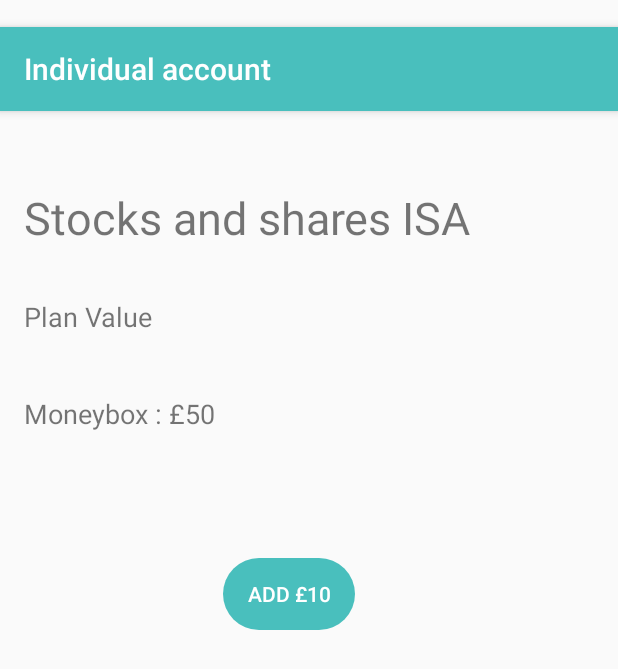
After one commit to J-KC-Man/android-technical-task, an Android app: the layout activity_one_off_payment.xml on its own in the app's theme, with its tools: preview values and no code run, on a phone screen of 412 x 824 dp. The commit adds this screen. Shown: the top 669 px of the screen. Run offline under Robolectric (Android 15) with nearby library versions, the phone set to English and light mode, and no system bars.

Commit message:
Implement UI for One Off Payments

```diff
--- a/app/src/main/AndroidManifest.xml
+++ b/app/src/main/AndroidManifest.xml
@@ -11,6 +11,8 @@
             android:roundIcon="@mipmap/ic_launcher_round"
             android:supportsRtl="true"
             android:theme="@style/Theme.AppCompat.Light.NoActionBar">
+        <activity android:name=".ui.OneOffPaymentActivity">
+        </activity>
         <activity
                 android:name=".ui.UserAccountsActivity"
                 android:label="@string/user_accounts_name"
--- a/app/src/main/java/com/example/minimoneybox/datasource/RemoteDataSource.kt
+++ b/app/src/main/java/com/example/minimoneybox/datasource/RemoteDataSource.kt
@@ -87,14 +87,14 @@ class RemoteDataSource(private val apiService: ApiService) {
     suspend fun addOneOffPaymentSafeCall(
         bearerToken : String?,
         amount : String,
-        investorProductId : String) = safeApiCall(
+        investorProductId : String?) = safeApiCall(
         call = { addOneOffPayment(bearerToken, amount, investorProductId) },
         errorMessage = "Unable send payment, please login again"
     )
 
     suspend fun addOneOffPayment(bearerToken : String?,
                                  amount : String,
-                                 investorProductId : String
+                                 investorProductId : String?
     ) : Result<QuickPaymentResponse>{
 
         val paymentRequest = QuickPaymentRequest(amount, investorProductId)
--- a/app/src/main/java/com/example/minimoneybox/datasource/model/quickPayment/QuickPaymentRequest.kt
+++ b/app/src/main/java/com/example/minimoneybox/datasource/model/quickPayment/QuickPaymentRequest.kt
@@ -1,3 +1,3 @@
 package com.example.minimoneybox.datasource.model.quickPayment
 
-data class QuickPaymentRequest(val Amount : String, val InvestorProductId : String)
+data class QuickPaymentRequest(val Amount : String, val InvestorProductId : String?)
--- a/app/src/main/java/com/example/minimoneybox/repository/Repository.kt
+++ b/app/src/main/java/com/example/minimoneybox/repository/Repository.kt
@@ -15,6 +15,6 @@ class Repository(private val remoteDataSource: RemoteDataSource) {
         remoteDataSource.getInvestorProductsSafeCall(bearerToken)
 
 
-    suspend fun addOneOffPayment(bearerToken : String?, amount : String, investorProductId : String) : Result<QuickPaymentResponse> =
+    suspend fun addOneOffPayment(bearerToken : String?, amount : String, investorProductId : String?) : Result<QuickPaymentResponse> =
         remoteDataSource.addOneOffPaymentSafeCall(bearerToken, amount, investorProductId)
 }
--- a/app/src/main/java/com/example/minimoneybox/viewmodel/quickPayment/QuickPaymentViewModel.kt
+++ b/app/src/main/java/com/example/minimoneybox/viewmodel/quickPayment/QuickPaymentViewModel.kt
@@ -5,8 +5,6 @@ import androidx.lifecycle.MutableLiveData
 import androidx.lifecycle.ViewModel
 import androidx.lifecycle.viewModelScope
 import com.example.minimoneybox.datasource.Result
-import com.example.minimoneybox.datasource.model.investorProducts.AllInvestorProductData
-import com.example.minimoneybox.datasource.model.quickPayment.QuickPaymentResponse
 import com.example.minimoneybox.repository.Repository
 import com.example.minimoneybox.viewmodel.login.exhaustive
 import kotlinx.coroutines.launch
@@ -23,7 +21,7 @@ class QuickPaymentViewModel(private val repository: Repository) : ViewModel() {
     val error : LiveData<String>
         get() = _error
 
-    fun makePaymentCall(bearerToken: String?, amount: String, investorProductId: String) {
+    fun makePaymentCall(bearerToken: String?, amount: String, investorProductId: String?) {
         // use extension property lifecycle aware CoroutineScope
         viewModelScope.launch {
             val result = repository.addOneOffPayment(bearerToken, amount, investorProductId)
--- /dev/null
+++ b/app/src/main/res/layout/activity_one_off_payment.xml
@@ -0,0 +1,57 @@
+<?xml version="1.0" encoding="utf-8"?>
+<androidx.constraintlayout.widget.ConstraintLayout
+        xmlns:android="http://schemas.android.com/apk/res/android"
+        xmlns:tools="http://schemas.android.com/tools"
+        xmlns:app="http://schemas.android.com/apk/res-auto"
+        android:layout_width="match_parent"
+        android:layout_height="match_parent"
+        tools:context=".ui.OneOffPaymentActivity">
+
+    <androidx.appcompat.widget.Toolbar
+            android:id="@+id/one_off_payment_toolbar"
+            android:layout_width="match_parent"
+            android:layout_height="?attr/actionBarSize"
+            android:background="@color/colorAccent"
+            android:elevation="4dp"
+            android:theme="@style/AppTheme"
+            app:popupTheme="@style/AppTheme"
+            app:title="@string/individual_account_name"
+            app:titleTextColor="@color/white"
+            android:layout_marginBottom="32dp" app:layout_constraintBottom_toTopOf="@+id/account_name_textView"
+            app:layout_constraintTop_toTopOf="parent" app:layout_constraintStart_toStartOf="parent"
+            app:layout_constraintEnd_toEndOf="parent"
+            app:layout_constraintHorizontal_bias="1.0"/>
+    <TextView
+            android:layout_width="wrap_content"
+            android:layout_height="wrap_content"
+            android:id="@+id/account_name_textView" android:textSize="30sp"
+            app:layout_constraintStart_toStartOf="parent"
+            android:layout_marginStart="16dp" app:layout_constraintTop_toBottomOf="@+id/one_off_payment_toolbar"
+            android:layout_marginBottom="15dp" app:layout_constraintBottom_toTopOf="@+id/plan_value_textView"
+            tools:text="Stocks and shares ISA"/>
+    <TextView
+            android:layout_width="wrap_content"
+            android:layout_height="wrap_content"
+            android:id="@+id/plan_value_textView" tools:text="Plan Value"
+            android:textSize="18sp" app:layout_constraintStart_toStartOf="parent"
+            android:layout_marginStart="16dp" app:layout_constraintTop_toBottomOf="@+id/account_name_textView"
+            android:layout_marginBottom="21dp" app:layout_constraintBottom_toTopOf="@+id/moneybox_textView"/>
+    <TextView
+            android:layout_width="wrap_content"
+            android:layout_height="wrap_content"
+            android:id="@+id/moneybox_textView" tools:text="Moneybox : £50"
+            android:textSize="18sp" app:layout_constraintStart_toStartOf="parent"
+            app:layout_constraintBottom_toBottomOf="parent" android:layout_marginStart="16dp"
+            app:layout_constraintTop_toBottomOf="@+id/plan_value_textView" android:layout_marginBottom="518dp"/>
+    <Button
+            style="@style/Widget.Button.Colored.Rounded"
+            android:layout_width="wrap_content"
+            android:layout_height="wrap_content"
+            android:id="@+id/payment_btn" tools:text="Add £10"
+            app:layout_constraintStart_toStartOf="parent"
+            android:layout_marginStart="8dp" app:layout_constraintEnd_toEndOf="parent" android:layout_marginEnd="8dp"
+            android:layout_marginBottom="404dp" app:layout_constraintBottom_toBottomOf="parent"
+            app:layout_constraintHorizontal_bias="0.456"/>
+
+
+</androidx.constraintlayout.widget.ConstraintLayout>
```
Also changed, not shown: app/src/main/java/com/example/minimoneybox/ui/OneOffPaymentActivity.kt (added, +57 -0 lines), app/src/main/java/com/example/minimoneybox/ui/UserAccountsActivity.kt (+35 -5 lines), app/src/main/res/layout/activity_user_accounts.xml (+4 -4 lines), app/src/main/res/values/strings.xml (+8 -1 lines).
